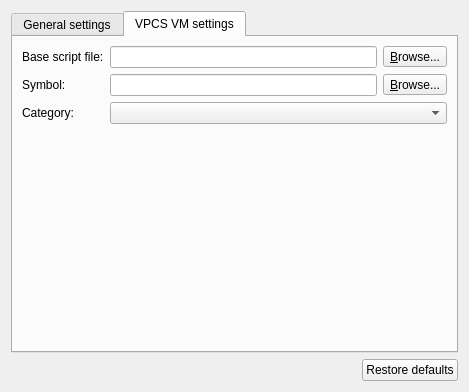
Qt form gns3/modules/vpcs/ui/vpcs_preferences_page.ui (GNS3/gns3-gui) before a commit.
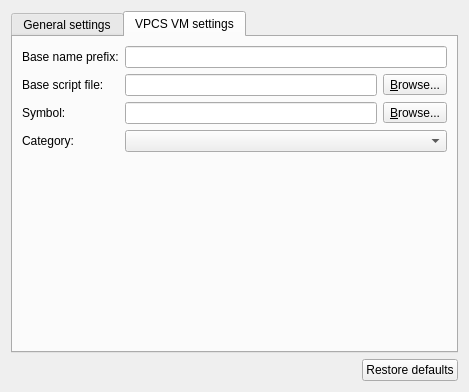
The same form after that commit. The open tabs and pages were chosen to show the change.

Commit message: User configurable base name support for Dynamips, IOU and VPCS. Ref #748.

```diff
--- a/gns3/modules/vpcs/ui/vpcs_preferences_page.ui
+++ b/gns3/modules/vpcs/ui/vpcs_preferences_page.ui
@@ -88,7 +88,7 @@
        <string>VPCS VM settings</string>
       </attribute>
       <layout class="QGridLayout" name="gridLayout">
-       <item row="0" column="1">
+       <item row="1" column="1">
         <layout class="QHBoxLayout" name="horizontalLayout_6">
          <item>
           <widget class="QLineEdit" name="uiScriptFileEdit">
@@ -112,14 +112,14 @@
          </item>
         </layout>
        </item>
-       <item row="3" column="0">
+       <item row="4" column="0">
         <widget class="QLabel" name="uiSymbolLabel">
          <property name="text">
           <string>Symbol:</string>
          </property>
         </widget>
        </item>
-       <item row="3" column="1">
+       <item row="4" column="1">
         <layout class="QHBoxLayout" name="horizontalLayout_7">
          <item>
           <widget class="QLineEdit" name="uiSymbolLineEdit"/>
@@ -136,17 +136,17 @@
          </item>
         </layout>
        </item>
-       <item row="4" column="0">
+       <item row="5" column="0">
         <widget class="QLabel" name="uiCategoryLabel">
          <property name="text">
           <string>Category:</string>
          </property>
         </widget>
        </item>
-       <item row="4" column="1">
+       <item row="5" column="1">
         <widget class="QComboBox" name="uiCategoryComboBox"/>
        </item>
-       <item row="5" column="0" colspan="2">
+       <item row="6" column="0" colspan="2">
         <spacer name="verticalSpacer">
          <property name="orientation">
           <enum>Qt::Vertical</enum>
@@ -159,13 +159,23 @@
          </property>
         </spacer>
        </item>
-       <item row="0" column="0">
+       <item row="1" column="0">
         <widget class="QLabel" name="uiScriptFileLabel">
          <property name="text">
           <string>Base script file:</string>
          </property>
         </widget>
        </item>
+       <item row="0" column="0">
+        <widget class="QLabel" name="uiBaseNamePrefixLabel">
+         <property name="text">
+          <string>Base name prefix:</string>
+         </property>
+        </widget>
+       </item>
+       <item row="0" column="1">
+        <widget class="QLineEdit" name="uiBaseNamePrefixLineEdit"/>
+       </item>
       </layout>
      </widget>
     </widget>
```
The commit also changes 22 other files.
